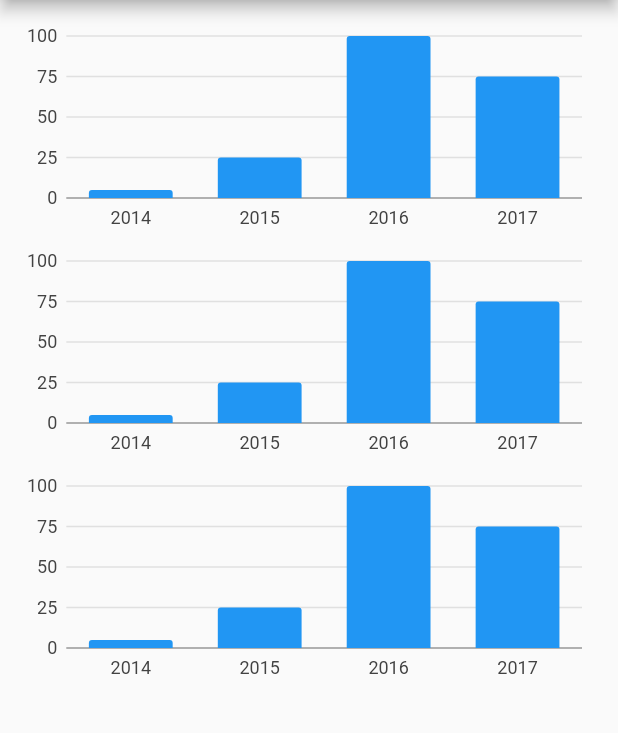
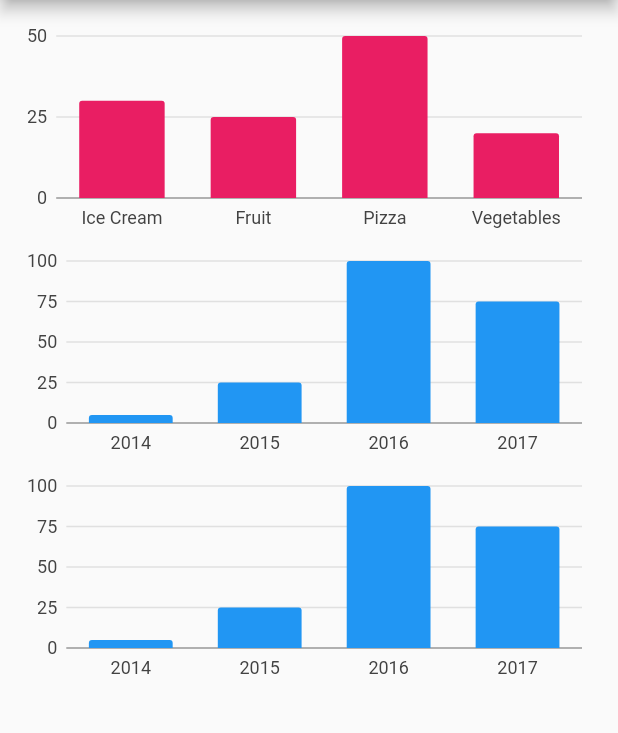
Before and after one commit to nnathalied/chart_app_flutter, a Flutter app: the screen it shows after launch, on a phone screen of 412 x 824 dp, the part 84-817 px from its top. Run offline on Flutter 3.47's test engine with Material 2 defaults, Android fonts, the phone set to English and light mode, and no system bars; our stand-ins replace charts_flutter.

Commit message:
foods chart 1

```diff
--- a/lib/src/chart1.dart
+++ b/lib/src/chart1.dart
@@ -4,52 +4,47 @@ import 'package:flutter/material.dart';
 
 class Chart1 extends StatelessWidget {
   final List<charts.Series> seriesList;
-  final bool animate;
 
-  Chart1(this.seriesList, {this.animate});
+  Chart1(this.seriesList);
 
-  /// Creates a [BarChart] with sample data and no transition.
+  /// Creates a [BarChart]
   factory Chart1.withSampleData() {
     return new Chart1(
       _createSampleData(),
-      // Disable animations for image tests.
-      animate: false,
+    );
+  }
+  @override
+  Widget build(BuildContext context) {
+    return new charts.BarChart(
+      seriesList
     );
   }
 
-  @override
-  Widget build(BuildContext context) {
-    return new charts.BarChart(
-      seriesList,
-      animate: animate,
-    );
-  }
-
-  /// Create one series with sample hard coded data.
-  static List<charts.Series<OrdinalSales, String>> _createSampleData() {
+  /// Create one series with sample hard coded food data.
+  static List<charts.Series<FavFoods, String>> _createSampleData() {
     final data = [
-      new OrdinalSales('2014', 5),
-      new OrdinalSales('2015', 25),
-      new OrdinalSales('2016', 100),
-      new OrdinalSales('2017', 75),
+      new FavFoods('Ice Cream', 30),
+      new FavFoods('Fruit', 25),
+      new FavFoods('Pizza', 50),
+      new FavFoods('Vegetables', 20),
     ];
 
     return [
-      new charts.Series<OrdinalSales, String>(
-        id: 'Sales',
-        colorFn: (_, __) => charts.MaterialPalette.blue.shadeDefault,
-        domainFn: (OrdinalSales sales, _) => sales.year,
-        measureFn: (OrdinalSales sales, _) => sales.sales,
+      new charts.Series<FavFoods, String>(
+        id: 'Favorite Foods',
+        colorFn: (_, __) => charts.MaterialPalette.pink.shadeDefault,
+        domainFn: (FavFoods number, _) => number.food,
+        measureFn: (FavFoods number, _) => number.number,
         data: data,
       )
     ];
   }
 }
 
-/// Sample ordinal data type.
-class OrdinalSales {
-  final String year;
-  final int sales;
+/// FavFoods Data type
+class  FavFoods{
+  final String food;
+  final int number;
 
-  OrdinalSales(this.year, this.sales);
+  FavFoods(this.food, this.number);
 }
```
